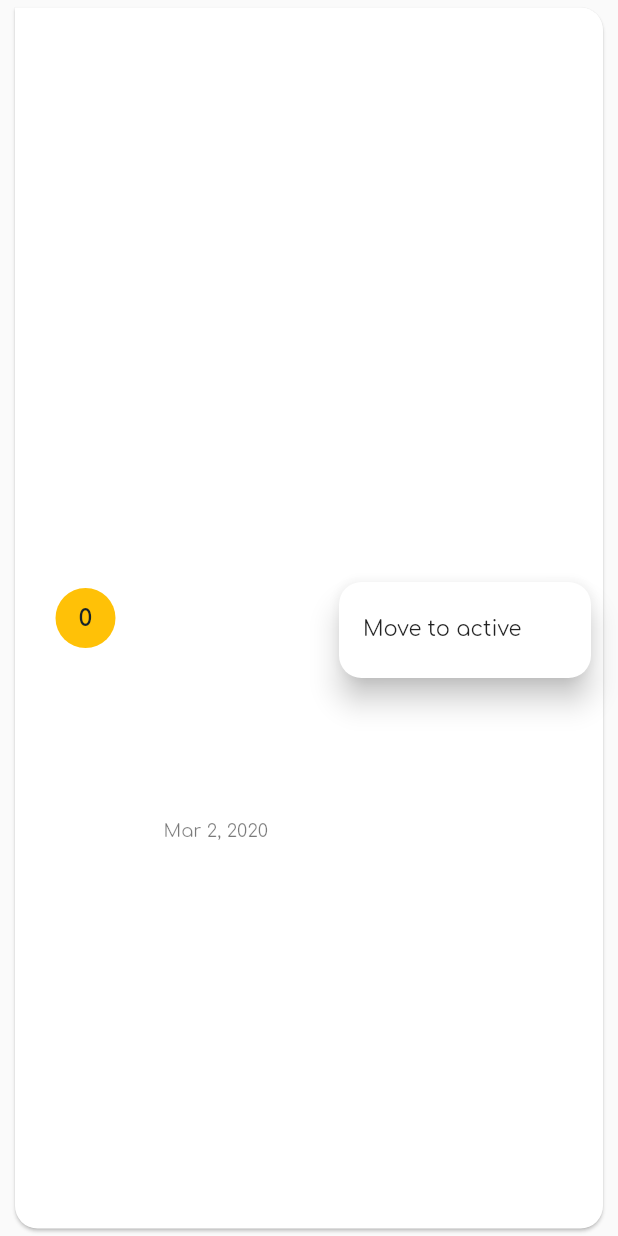
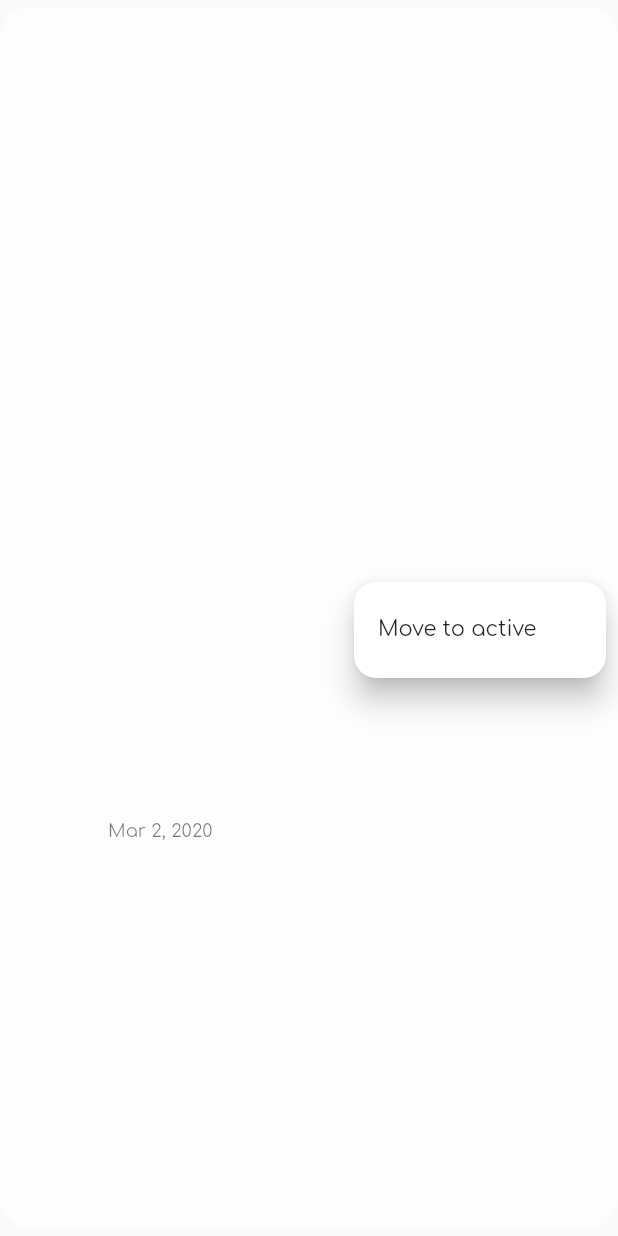
Before and after one commit to rejy11/checklist, a Flutter app: the ListsListItemWidget widget shown alone on an empty page, opened directly with empty values, after a tap on the "more vert" icon, on a phone screen of 412 x 824 dp. Run offline on Flutter 3.47's test engine with Material 2 defaults, Android fonts, the phone set to English and light mode, and no system bars; our stand-ins replace circular_check_box, flutter_icons, get_it, shared_preferences, sqflite; accounts and stored records are empty.

Commit message:
pink/blue gradient. small lists screen changes

```diff
--- a/lib/constants.dart
+++ b/lib/constants.dart
@@ -2,11 +2,14 @@ library constants;
 
 import 'package:flutter/material.dart';
 
-// const Color BACKGROUND_GRADIENT_START = Color.fromARGB(255, 63, 76, 107);
-// const Color BACKGROUND_GRADIENT_END = Color.fromARGB(255, 96, 108, 136);
+// const Color BACKGROUND_GRADIENT_START = Color.fromARGB(255, 237, 173, 229);
+const Color BACKGROUND_GRADIENT_START = Color.fromARGB(255, 216, 173, 237);
+const Color BACKGROUND_GRADIENT_END = Color.fromARGB(255, 173, 220, 237);
+
 //Color.fromARGB(255, 97, 97, 97)
-const Color BACKGROUND_GRADIENT_START = Color.fromARGB(255, 22, 34, 42);
-const Color BACKGROUND_GRADIENT_END = Color.fromARGB(255, 58, 96, 115);
+
+//const Color BACKGROUND_GRADIENT_START = Color.fromARGB(255, 22, 34, 42);
+//const Color BACKGROUND_GRADIENT_END = Color.fromARGB(255, 58, 96, 115);
 
 // Color.fromARGB(255, 19, 80, 88),
                 // Color.fromARGB(255, 241, 242, 181)
--- a/lib/view/widgets/lists/lists_list_item_widget.dart
+++ b/lib/view/widgets/lists/lists_list_item_widget.dart
@@ -1,8 +1,10 @@
-import 'package:checklist/models/list_model.dart';
-import 'package:checklist/providers/lists_provider.dart';
 import 'package:flutter/material.dart';
+import 'package:flutter_icons/flutter_icons.dart';
 import 'package:intl/intl.dart';
 import 'package:provider/provider.dart';
+
+import '../../../models/list_model.dart';
+import '../../../providers/lists_provider.dart';
 
 class ListsListItemWidget extends StatefulWidget {
   final ListModel list;
@@ -36,25 +38,17 @@ class _ListsListItemWidgetState extends State<ListsListItemWidget>
 
   @override
   Widget build(BuildContext context) {
-    print('dd');
     return SlideTransition(
       position: _offset,
       child: Card(
+        color: Colors.white54,
         shape: RoundedRectangleBorder(
-          borderRadius: BorderRadius.only(
-            topRight: Radius.circular(15),
-            bottomLeft: Radius.circular(15),
-            bottomRight: Radius.circular(15),
-          ),
+          borderRadius: BorderRadius.all(Radius.circular(20)),
         ),
-        margin: EdgeInsets.symmetric(vertical: 5, horizontal: 10),
-        elevation: 1,
+        margin: EdgeInsets.symmetric(vertical: 5, horizontal: 0),
+        elevation: 0,
         child: ClipRRect(
-          borderRadius: BorderRadius.only(
-            topRight: Radius.circular(15),
-            bottomLeft: Radius.circular(15),
-            bottomRight: Radius.circular(15),
-          ),
+          borderRadius: BorderRadius.all(Radius.circular(20)),
           child: InkWell(
             onTap: widget.onTap,
             onLongPress: widget.onLongPress,
@@ -65,23 +59,17 @@ class _ListsListItemWidgetState extends State<ListsListItemWidget>
                       ? Theme.of(context).accentColor
                       : Colors.transparent,
                   height: 80,
-                  width: 7,
+                  width: 0,
                 ),
                 Container(
-                  width: 80,
-                  child: Consumer<ListsProvider>(
-                    builder: (context, value, child) {
-                      return CircleAvatar(
-                        child: Text(
-                          '${widget.list.numberOfItems}',
-                          style: TextStyle(
-                              color: Theme.of(context).primaryColor,
-                              fontWeight: FontWeight.bold),
-                        ),
-                        backgroundColor: Theme.of(context).accentColor,
-                      );
-                    },
-                  ),
+                  width: 60,
+                  child: widget.list.favourite
+                      ? Icon(
+                          MaterialCommunityIcons.star,
+                          color: Colors.yellowAccent[700],
+                          size: 35,
+                        )
+                      : Container(),
                 ),
                 Column(
                   mainAxisAlignment: MainAxisAlignment.spaceEvenly,
```
Also changed, not shown: lib/database/database_helpers.dart (+37 -37 lines), lib/main.dart (+4 -4 lines), lib/view/screens/list_screen.dart (+1 -13 lines), lib/view/screens/lists_screen.dart (+4 -5 lines), lib/view/widgets/list/list_item_widget.dart (+3 -6 lines), lib/view/widgets/lists/lists_list_widget.dart (+12 -9 lines).
